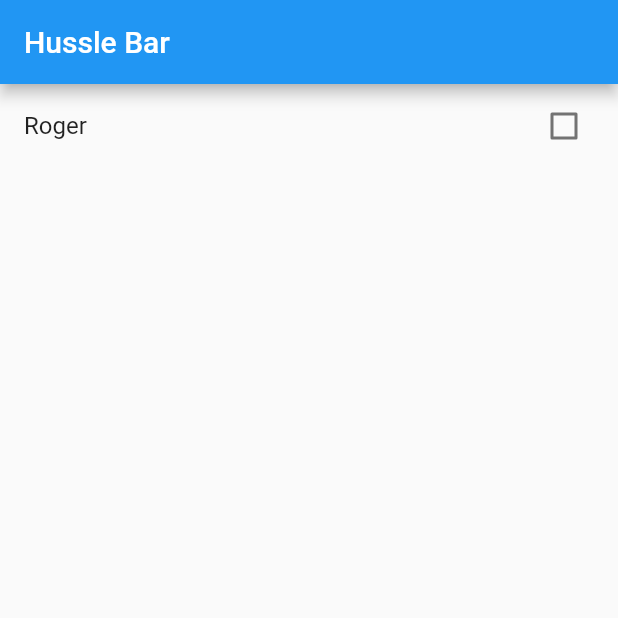
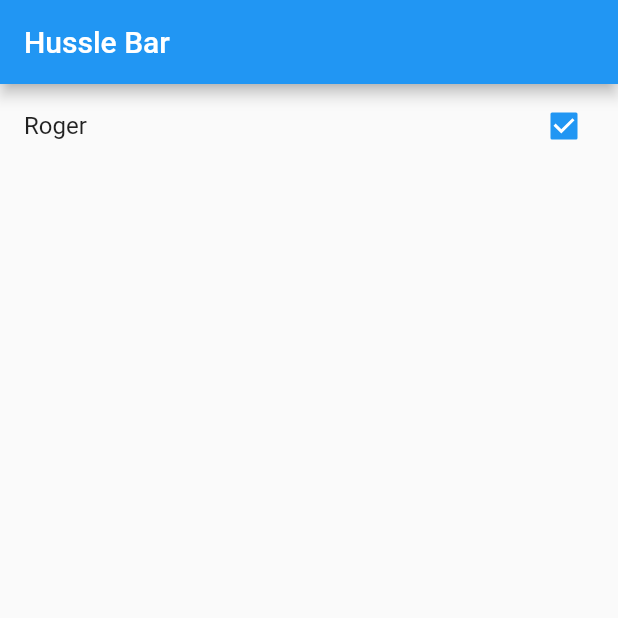
Before and after one commit to hustlebar/flutterhustle, a Flutter app: the screen it shows after launch, after a tap on "Roger", on a phone screen of 412 x 824 dp, the top half of it. Run offline on Flutter 3.47's test engine with Material 2 defaults, Android fonts, the phone set to English and light mode, and no system bars.

Commit message:
Checkbox work is completed

```diff
--- a/lib/src/hussle/layout/hussle_scaffold.dart
+++ b/lib/src/hussle/layout/hussle_scaffold.dart
@@ -6,7 +6,7 @@ class HussleScaffold extends StatelessWidget {
   Widget build(BuildContext context) {
     return new Scaffold(
       appBar: new AppBar(title: new Text('Hussle Bar'),),
-      body: new HussleCheckboxWithTitle(),
+      body: new HussleCheckbox(),
       floatingActionButton: new FloatingActionButton(
         child: new Icon(Icons.add),
         onPressed: onActionClicked
--- a/lib/src/hussle/linear/checkbox.dart
+++ b/lib/src/hussle/linear/checkbox.dart
@@ -1,30 +1,4 @@
 part of hussle;
-
-class HussleCheckboxWithTitle extends StatelessWidget {
-  bool rogerVal = false;
-
-  @override
-  Widget build(BuildContext context) {
-    return new Column(
-      children: <Widget>[
-        new Center(
-          child: new CheckboxListTile(
-            title: new Text('Roger'),
-            value: rogerVal,
-            onChanged: (bool value) {
-
-            }
-          )
-        )
-      ],
-    );
-  }
-
-  void _onRoger(bool value) {
-    rogerVal = value;
-    print('On Roger: $rogerVal');
-  }
-}
 
 class HussleCheckbox extends StatefulWidget {
 
@@ -46,7 +20,8 @@ class HussleCheckboxState extends State<HussleCheckbox> {
     return new Column(
       children: <Widget>[
         new Center(
-          child: new Checkbox(
+          child: new CheckboxListTile(
+            title: new Text('Roger'),
             value: checkboxValue,
             onChanged: (bool value) {
               setState(() {
```
